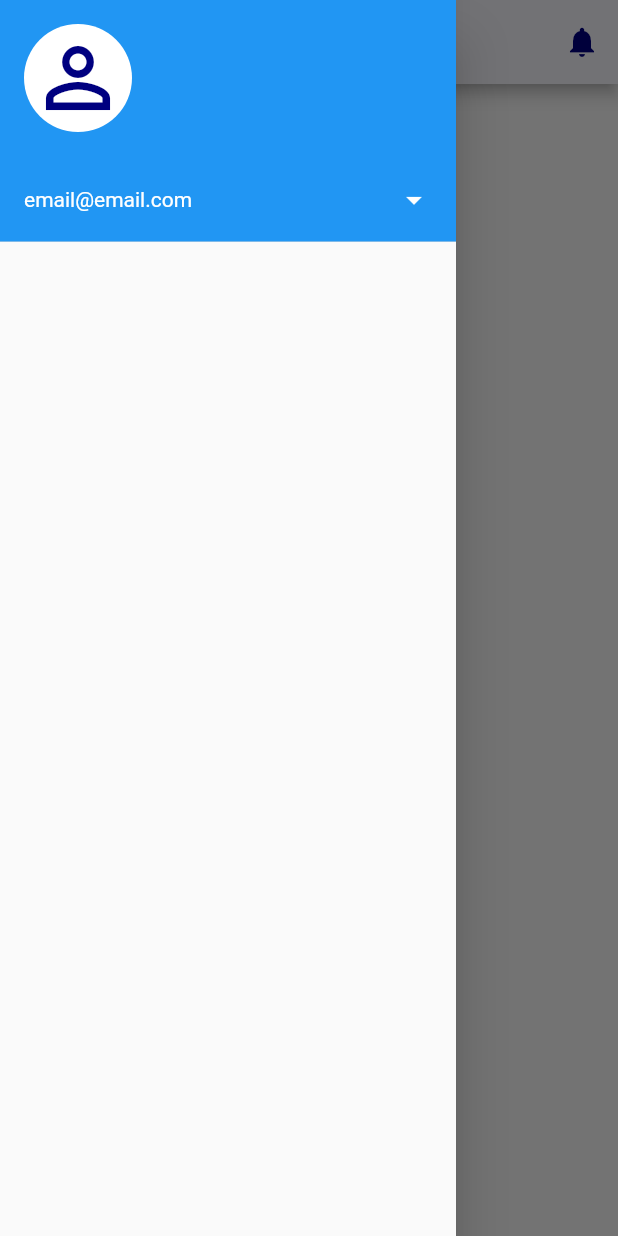
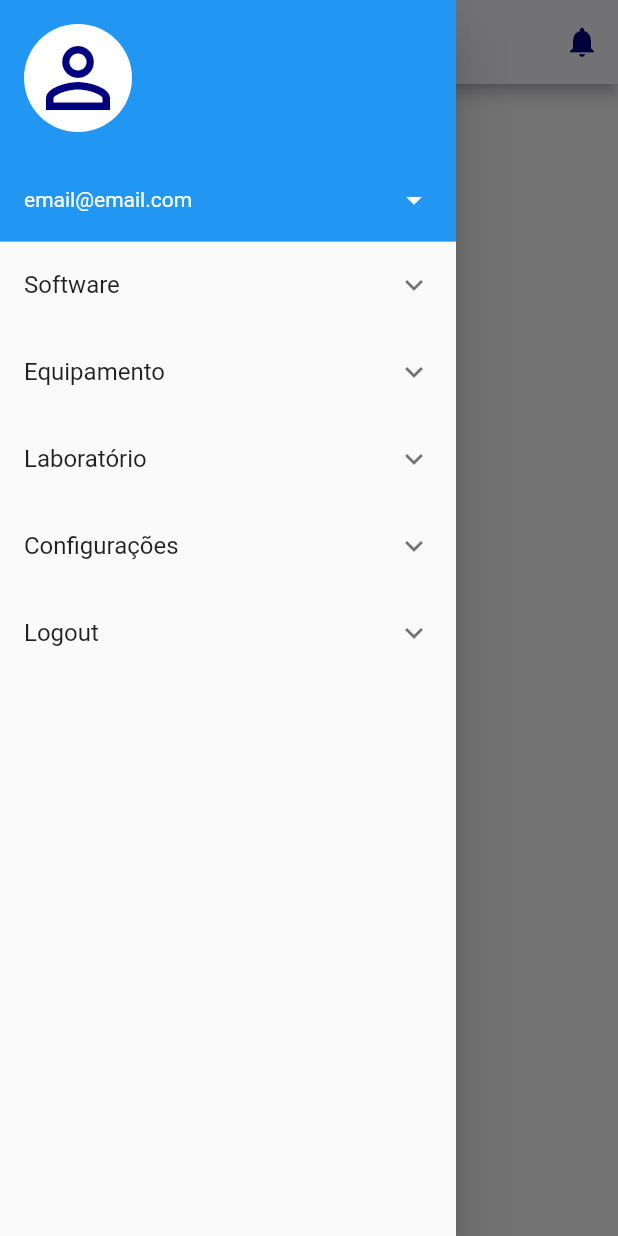
Before and after one commit to DCOMP-UFS/comunicalab-frontend, a Flutter app: the HomePage screen opened directly, with the side drawer open, on a phone screen of 412 x 824 dp. Run offline on Flutter 3.47's test engine with Material 2 defaults, Android fonts, the phone set to English and light mode, and no system bars.

Commit message:
Adição dos itens e subitens contidos no Drawer

```diff
--- a/lib/pages/home.dart
+++ b/lib/pages/home.dart
@@ -10,7 +10,7 @@ class HomePageState extends State<HomePage> {
 
   Widget _handlerSideBar(){
     return Drawer(
-      child: Column(
+      child: ListView(
         children: <Widget>[
           UserAccountsDrawerHeader(
             margin: EdgeInsets.all(0.0),
@@ -22,6 +22,63 @@ class HomePageState extends State<HomePage> {
             ),
             accountEmail: Text('email@email.com', style: headerTextStyle),
             onDetailsPressed: (){},
+          ),
+          ExpansionTile(
+            title: Text('Software'),
+            children: <Widget>[
+              ListTile(
+                title: Text('Cadastrar software'),
+                onTap: (){},
+              ),
+              ListTile(
+                title: Text('Listar softwares'),
+                onTap: (){},
+              ),
+              ListTile(
+                title: Text('Cadastrar categorias'),
+                onTap: (){},
+              ),
+              ListTile(
+                title: Text('Registrar instalação'),
+                onTap: (){},
+              )
+            ],
+          ),
+          ExpansionTile(
+            title: Text('Equipamento'),
+            children: <Widget>[
+              ListTile(
+                title: Text('Cadastrar equipamento'),
+                onTap: (){},
+              ),
+              ListTile(
+                title: Text('Listar equipamentos'),
+                onTap: (){},
+              ),
+              ListTile(
+                title: Text('Cadastrar categorias'),
+                onTap: (){},
+              ),
+            ],
+          ),
+          ExpansionTile(
+            title: Text('Laboratório'),
+            children: <Widget>[
+              ListTile(
+                title: Text('Cadastrar laboratório'),
+                onTap: (){},
+              ),
+              ListTile(
+                title: Text('Listar laboratórios'),
+                onTap: (){},
+              )
+            ],
+          ),
+          ExpansionTile(
+            title: Text('Configurações'),
+          ),
+          ExpansionTile(
+            title: Text('Logout'),
           )
         ],
       ),
```
